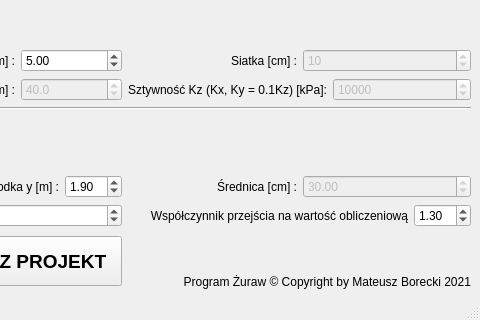
First picture: the form in program zuraw/gui_qt.ui, repository mateuszac/Prywatne, before the edit; both pictures show x 360 to 840 and y 140 to 460 of the 840 by 460 pixel window.
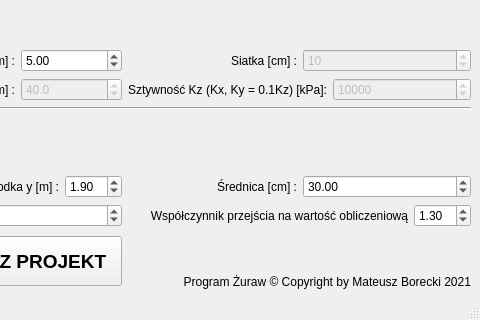
Second picture: the form after the edit.

What changed in the file:
```diff
--- a/program zuraw/gui_qt.ui
+++ b/program zuraw/gui_qt.ui
@@ -302,7 +302,7 @@
       <item>
        <widget class="QDoubleSpinBox" name="srednica_gui">
         <property name="enabled">
-         <bool>false</bool>
+         <bool>true</bool>
         </property>
         <property name="singleStep">
          <double>0.010000000000000</double>
```
Left out of the diff: 2 changed lines with no effect on the pictures.
